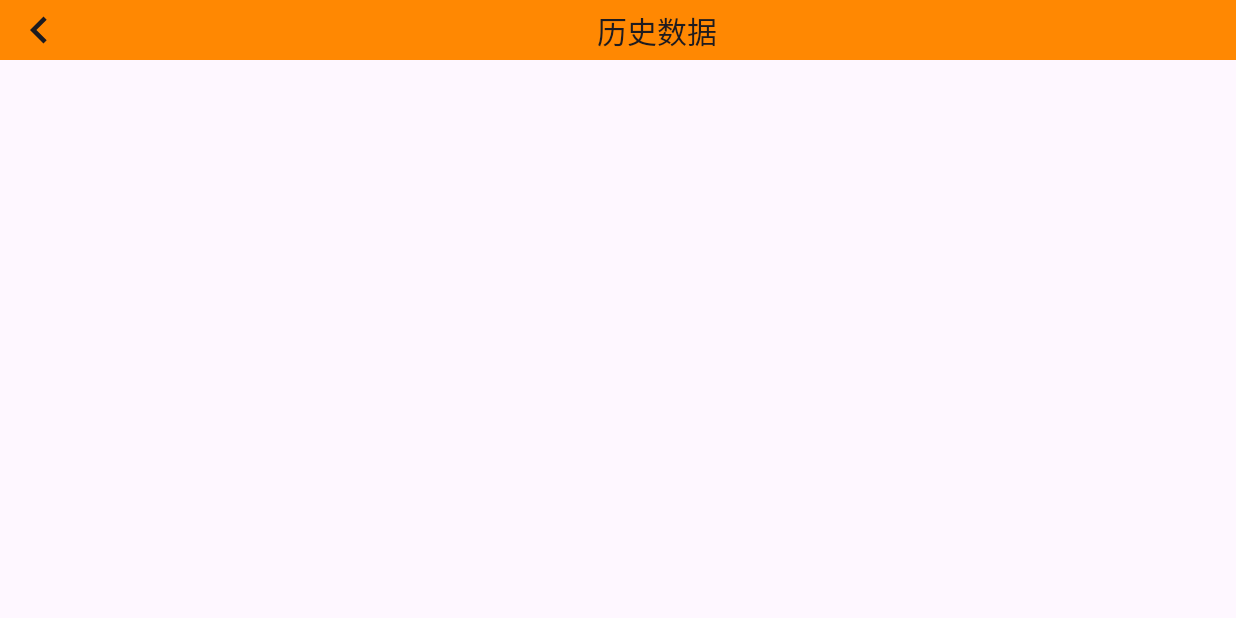
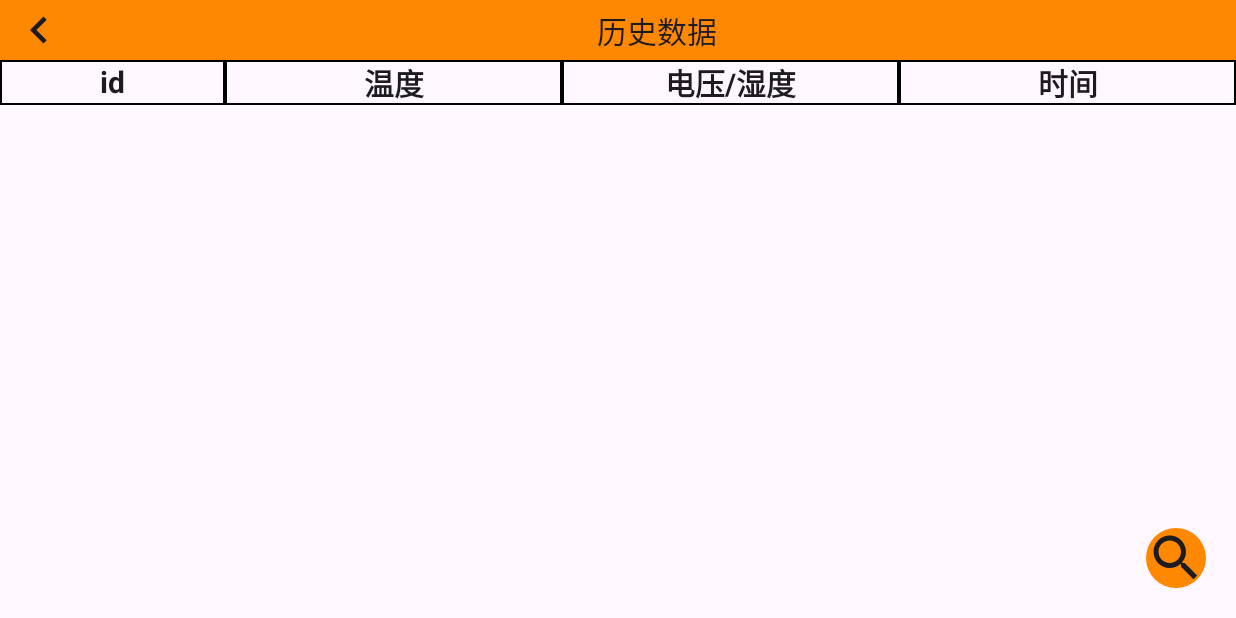
Before and after one commit to yiaobang/WirelessTemperatureMeasurementApp, an Android app built with Jetpack Compose: the HistoryData screen opened through its navigation route, on a phone screen of 824 x 412 dp (held sideways). Run offline under Robolectric (Android 15) with nearby library versions, the phone set to English and light mode, and no system bars; our stand-ins replace Room's generated code; libraries missing offline, so code that uses them is left out: com.fazecast.jSerialComm; 6 statements that could not run were skipped.

Commit message:
准备历史数据查询模块

```diff
--- a/app/build.gradle.kts
+++ b/app/build.gradle.kts
@@ -78,6 +78,7 @@ dependencies {
     annotationProcessor(libs.androidx.room.room.compiler)
     ksp(libs.androidx.room.room.compiler)
     implementation(libs.androidx.room.ktx)
+    implementation(libs.androidx.room.paging)
     testImplementation(libs.androidx.room.testing)
 
     //导航
--- a/app/src/main/java/com/y/wirelesstemperaturemeasurement/room/Dao.kt
+++ b/app/src/main/java/com/y/wirelesstemperaturemeasurement/room/Dao.kt
@@ -133,6 +133,7 @@ interface JointDao {
                 "GROUP BY d.parts_id"
     )
     suspend fun dataShow(): List<DataShow>
+
 }
 
 private fun deleteTime() = System.currentTimeMillis() - 86_400_000
--- a/app/src/main/java/com/y/wirelesstemperaturemeasurement/room/Entity.kt
+++ b/app/src/main/java/com/y/wirelesstemperaturemeasurement/room/Entity.kt
@@ -144,6 +144,11 @@ fun getTemperature(dataShow: DataShow?): String {
     }
 }
 
+fun DataShow.temp(): String = "${this.temperature}$TEMP"
+fun DataShow.voltageRH(): String = when (this.type) {
+    1.toByte() -> "${this.voltageRH / 100.0}$RH"
+    else -> "${this.voltageRH / 1000.0}$VOLTAGE"
+}
 
 fun getVoltageRH(dataShow: DataShow?): String {
     return if (dataShow == null) {
--- a/app/src/main/java/com/y/wirelesstemperaturemeasurement/ui/screen/HistoryData.kt
+++ b/app/src/main/java/com/y/wirelesstemperaturemeasurement/ui/screen/HistoryData.kt
@@ -1,21 +1,126 @@
 package com.y.wirelesstemperaturemeasurement.ui.screen
 
+import androidx.compose.foundation.background
+import androidx.compose.foundation.border
+import androidx.compose.foundation.layout.Arrangement
+import androidx.compose.foundation.layout.Column
 import androidx.compose.foundation.layout.PaddingValues
+import androidx.compose.foundation.layout.Row
 import androidx.compose.foundation.layout.fillMaxSize
+import androidx.compose.foundation.layout.fillMaxWidth
+import androidx.compose.foundation.layout.height
+import androidx.compose.foundation.layout.padding
+import androidx.compose.foundation.layout.size
+import androidx.compose.foundation.layout.wrapContentSize
+import androidx.compose.foundation.lazy.LazyColumn
+import androidx.compose.material.icons.Icons
+import androidx.compose.material.icons.filled.Search
+import androidx.compose.material3.FabPosition
+import androidx.compose.material3.Icon
+import androidx.compose.material3.IconButton
 import androidx.compose.material3.Scaffold
+import androidx.compose.material3.Text
 import androidx.compose.runtime.Composable
+import androidx.compose.runtime.getValue
+import androidx.compose.runtime.mutableStateOf
+import androidx.compose.runtime.remember
+import androidx.compose.runtime.setValue
+import androidx.compose.ui.Alignment
 import androidx.compose.ui.Modifier
+import androidx.compose.ui.graphics.Color
+import androidx.compose.ui.text.font.FontWeight
+import androidx.compose.ui.unit.dp
+import androidx.compose.ui.unit.sp
 import com.y.wirelesstemperaturemeasurement.ui.components.TopBar
+import com.y.wirelesstemperaturemeasurement.ui.theme.ThemeColor
 
 @Composable
 fun HistoryData() {
     Scaffold(modifier = Modifier.fillMaxSize(),
-        topBar = { TopBar( "历史数据") }) { paddingValues ->
+        floatingActionButton = { SearchHistory() },
+        floatingActionButtonPosition = FabPosition.End,
+        topBar = { TopBar("历史数据") }) { paddingValues ->
         HistoryContent(paddingValues)
     }
 }
 
 @Composable
 fun HistoryContent(paddingValues: PaddingValues) {
+    Column(
+        modifier = Modifier
+            .padding(paddingValues)
+            .fillMaxSize()
+    ) {
+        Title()
+        LazyColumn(
+            modifier = Modifier
+                .fillMaxSize()
+        ) {
 
+        }
+    }
 }
+
+@Composable
+fun SearchHistory() {
+    var expand by remember { mutableStateOf(false) }
+    IconButton(onClick = { }) {
+        Icon(
+            modifier = Modifier
+                .background(ThemeColor)
+                .size(50.dp),
+            imageVector = Icons.Default.Search,
+            contentDescription = "Search"
+        )
+    }
+}
+
+@Composable
+private fun Title() {
+    Row(
+        Modifier
+            .fillMaxWidth(),
+        horizontalArrangement = Arrangement.Center
+    ) {
+        Text(
+            fontSize = 20.sp,
+            fontWeight = FontWeight.Bold,
+            modifier = Modifier
+                .weight(0.2f)
+                .height(30.dp)
+                .border(1.dp, Color.Black)
+                .wrapContentSize(Alignment.Center),
+            text = "id"
+        )
+        Text(
+            fontSize = 20.sp,
+            fontWeight = FontWeight.Bold,
+            modifier = Modifier
+                .weight(0.3f)
+                .height(30.dp)
+                .border(1.dp, Color.Black)
+                .wrapContentSize(Alignment.Center),
+            text = "温度"
+        )
+        Text(
+            fontSize = 20.sp,
+            fontWeight = FontWeight.Bold,
+            modifier = Modifier
+                .weight(0.3f)
+                .height(30.dp)
+                .border(1.dp, Color.Black)
+                .wrapContentSize(Alignment.Center),
+            text = "电压/湿度"
+        )
+        Text(
+            fontSize = 20.sp,
+            fontWeight = FontWeight.Bold,
+            modifier = Modifier
+                .weight(0.3f)
+                .height(30.dp)
+                .border(1.dp, Color.Black)
+                .wrapContentSize(Alignment.Center),
+            text = "时间"
+        )
+    }
+}
--- /dev/null
+++ b/app/src/main/java/com/y/wirelesstemperaturemeasurement/utils/EventUtils.kt
@@ -0,0 +1 @@
+package com.y.wirelesstemperaturemeasurement.utils
--- a/app/src/main/java/com/y/wirelesstemperaturemeasurement/utils/SensorTypeFormat.kt
+++ b/app/src/main/java/com/y/wirelesstemperaturemeasurement/utils/SensorTypeFormat.kt
@@ -1,7 +1,5 @@
 package com.y.wirelesstemperaturemeasurement.utils
 
-
-import java.text.SimpleDateFormat
 
 fun Byte.sensorType() = when (this) {
     1.toByte() -> "温湿度"
@@ -11,6 +9,3 @@ fun String.sensorType(): Byte = when (this) {
     "温湿度" -> 1
     else -> 0
 }
-
-private val simpleDateFormat = SimpleDateFormat("yyyy-MM-dd HH:mm:ss")
-fun Long.dateTime(): String = simpleDateFormat.format(this)
--- /dev/null
+++ b/app/src/main/java/com/y/wirelesstemperaturemeasurement/utils/simpleDateFormat.kt
@@ -0,0 +1,8 @@
+package com.y.wirelesstemperaturemeasurement.utils
+
+import java.text.SimpleDateFormat
+import java.util.Date
+
+private val simpleDateFormat = SimpleDateFormat("yyyy-MM-dd HH:mm:ss")
+fun now(): String = simpleDateFormat.format(Date())
+fun Long.time(): String = simpleDateFormat.format(Date(this))
--- a/app/src/main/java/com/y/wirelesstemperaturemeasurement/viewmodel/NavHostViewModel.kt
+++ b/app/src/main/java/com/y/wirelesstemperaturemeasurement/viewmodel/NavHostViewModel.kt
@@ -16,8 +16,7 @@ import com.y.wirelesstemperaturemeasurement.ui.screen.Settings
 import com.y.wirelesstemperaturemeasurement.ui.screen.UploadData
 import com.y.wirelesstemperaturemeasurement.ui.screen.eventData.Alarm
 import com.y.wirelesstemperaturemeasurement.ui.screen.eventData.Warning
-import com.y.wirelesstemperaturemeasurement.ui.screen.settings.AlarmParameter
-import com.y.wirelesstemperaturemeasurement.ui.screen.settings.WarningParameter
+import com.y.wirelesstemperaturemeasurement.ui.screen.settings.AlarmWarningParameter
 import com.y.wirelesstemperaturemeasurement.ui.screen.settings.WirelessReceiving
 import com.y.wirelesstemperaturemeasurement.ui.screen.uploadData.MQTT
 import com.y.wirelesstemperaturemeasurement.ui.screen.uploadData.Modbus
@@ -41,8 +40,7 @@ fun WirelessTemperatureMeasurementApp() {
         composable("Menu/UploadData/Modbus") { Modbus() }
 
         composable("Menu/Settings/WirelessReceiving") { WirelessReceiving() }
-        composable("Menu/Settings/WarningParameter") { WarningParameter() }
-        composable("Menu/Settings/AlarmParameter") { AlarmParameter() }
+        composable("Menu/Settings/AlarmWarningParameter") { AlarmWarningParameter() }
     }
 }
 
@@ -66,17 +64,19 @@ object NavHostViewModel : ViewModel() {
         CardInfo("Menu/UploadData", R.drawable.logo_64, "上传"),
         CardInfo("Menu/Settings", R.drawable.logo_64, "设置")
     )
+    //事件
     val eventCards = arrayOf(
         CardInfo("Menu/EventData/Warning", R.drawable.logo_64, "预警"),
         CardInfo("Menu/EventData/Alarm", R.drawable.logo_64, "告警")
     )
+    //上传
     val upLoadCards = arrayOf(
         CardInfo("Menu/UploadData/MQTT", R.drawable.logo_64, "MQTT"),
         CardInfo("Menu/UploadData/Modbus", R.drawable.logo_64, "Modbus")
     )
+    //设置
     val settingsCards = arrayOf(
         CardInfo("Menu/Settings/WirelessReceiving", R.drawable.logo_64, "无线接收模块设置"),
-        CardInfo("Menu/Settings/WarningParameter", R.drawable.logo_64, "预警参数设置"),
-        CardInfo("Menu/Settings/AlarmParameter", R.drawable.logo_64, "告警参数设置")
+        CardInfo("Menu/Settings/AlarmWarningParameter", R.drawable.logo_64, "预警告警参数设置")
     )
 }
--- a/app/src/main/java/com/y/wirelesstemperaturemeasurement/viewmodel/RoomViewModel.kt
+++ b/app/src/main/java/com/y/wirelesstemperaturemeasurement/viewmodel/RoomViewModel.kt
@@ -22,10 +22,9 @@ import com.y.wirelesstemperaturemeasurement.room.haveId
 import com.y.wirelesstemperaturemeasurement.room.haveSerialNumber
 import com.y.wirelesstemperaturemeasurement.timeSumInit
 import com.y.wirelesstemperaturemeasurement.ui.components.showToast
+import com.y.wirelesstemperaturemeasurement.utils.now
 import com.y.wirelesstemperaturemeasurement.viewmodel.StateViewModel.SensorDataMap
 import kotlinx.coroutines.launch
-import java.text.SimpleDateFormat
-import java.util.Date
 
 object RoomViewModel : ViewModel() {
 
@@ -214,6 +213,9 @@ object RoomViewModel : ViewModel() {
             updateParts()
         }
     }
+    fun queryHistory(){
+
+    }
 
     /**
      * 添加测温点数据
@@ -243,7 +245,7 @@ object RoomViewModel : ViewModel() {
      * 更新测温点列表
      *
      */
-    private fun updateParts() {
+    fun updateParts() {
         viewModelScope.launch {
             val parts = PARTS_DAO.selectAllParts()
             StateViewModel.partsNumber = parts.size
@@ -264,12 +266,6 @@ object RoomViewModel : ViewModel() {
             StateViewModel.dataTime = now()
         }
     }
-
-    val simpleDateFormat = SimpleDateFormat("yyyy-MM-dd HH:mm:ss")
-    private fun now(): String {
-        return simpleDateFormat.format(Date())
-    }
-
     fun closeDataBase() {
         disConnection()
         handler.removeCallbacks(updateData)
```
Also changed, not shown: app/src/main/java/com/y/wirelesstemperaturemeasurement/ui/components/Test.kt (added, +30 -0 lines), app/src/main/java/com/y/wirelesstemperaturemeasurement/ui/screen/SensorMapping.kt (+7 -5 lines), app/src/main/java/com/y/wirelesstemperaturemeasurement/ui/screen/settings/AlarmParameter.kt (+19 -2 lines), app/src/main/java/com/y/wirelesstemperaturemeasurement/ui/screen/settings/WarningParameter.kt (deleted, +0 -22 lines), app/src/main/java/com/y/wirelesstemperaturemeasurement/viewmodel/StateViewModel.kt (+10 -0 lines), gradle/libs.versions.toml (+6 -5 lines).
